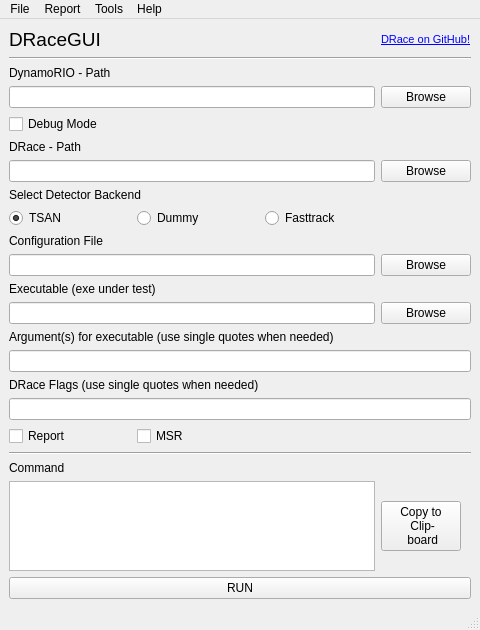
Above: tools/DRaceGUI/qt/draceGUI.ui from fmoessbauer/drace before the change. Below: the same form after it.
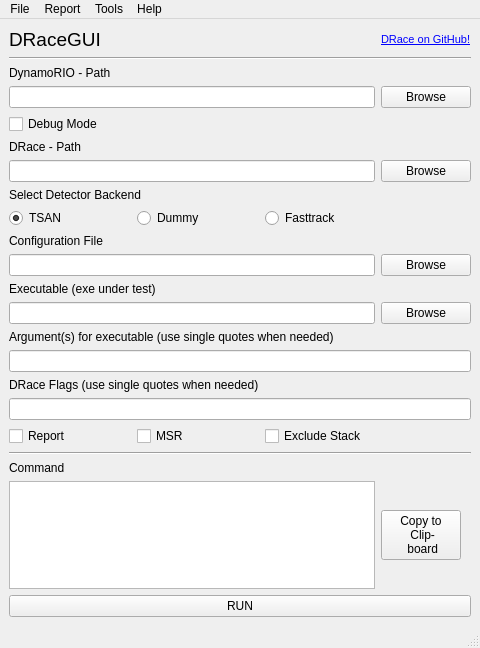
That is the form after the change.

Commit message: feat: add checkbox for stack accesses exclusion flag

```diff
--- a/tools/DRaceGUI/qt/draceGUI.ui
+++ b/tools/DRaceGUI/qt/draceGUI.ui
@@ -7,7 +7,7 @@
     <x>0</x>
     <y>0</y>
     <width>460</width>
-    <height>630</height>
+    <height>648</height>
    </rect>
   </property>
   <property name="windowTitle">
@@ -255,6 +255,13 @@
       </property>
      </widget>
     </item>
+    <item row="17" column="2">
+     <widget class="QCheckBox" name="excl_stack_box">
+      <property name="text">
+       <string>Exclude Stack</string>
+      </property>
+     </widget>
+    </item>
    </layout>
   </widget>
   <widget class="QMenuBar" name="menubar">
```
The commit also changes 5 other files.
